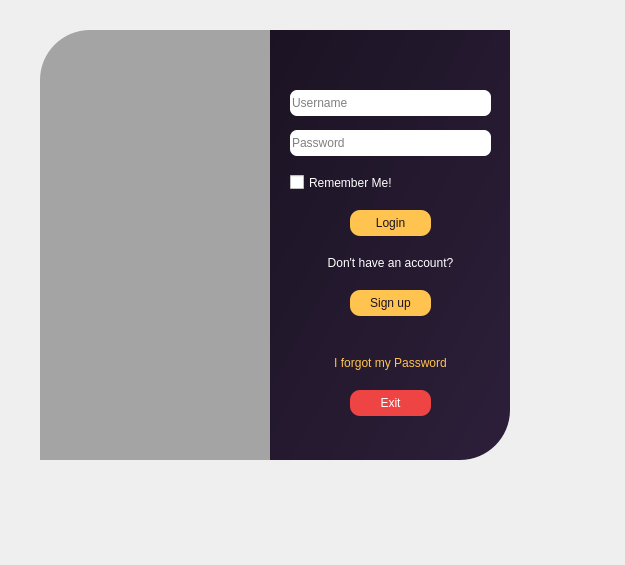
Brave-Potato9/PlaTwo, file PlaTwo/ui/forms/LoginWindow.ui: the form before one commit.
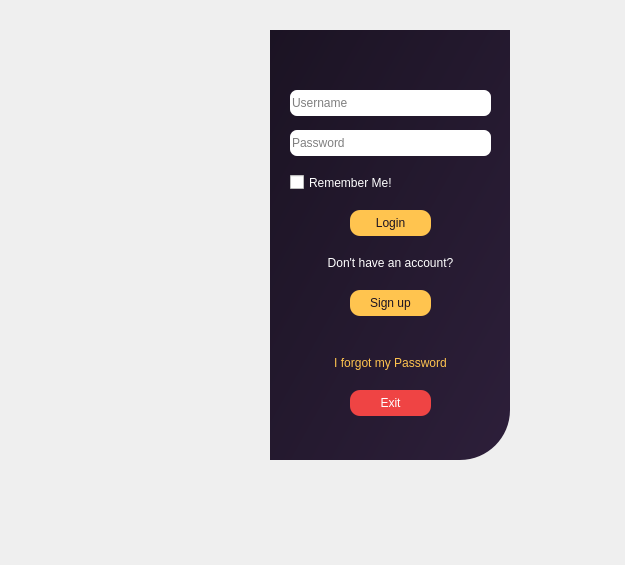
The form after the commit. Icons and pictures are not drawn.

What changed in the file:
```diff
--- a/PlaTwo/ui/forms/LoginWindow.ui
+++ b/PlaTwo/ui/forms/LoginWindow.ui
@@ -17,35 +17,16 @@
    <widget class="QLabel" name="label">
     <property name="geometry">
      <rect>
-      <x>40</x>
+      <x>15</x>
       <y>30</y>
       <width>280</width>
       <height>430</height>
      </rect>
     </property>
     <property name="styleSheet">
-     <string notr="true">background-image: url(:/images/C:/Users/HP/Downloads/Gemini_Generated_Image_i1aczei1aczei1ac.png);
-border-top-left-radius:50px</string>
-    </property>
-    <property name="text">
-     <string/>
-    </property>
-    <property name="scaledContents">
-     <bool>true</bool>
-    </property>
-   </widget>
-   <widget class="QLabel" name="label_2">
-    <property name="geometry">
-     <rect>
-      <x>40</x>
-      <y>30</y>
-      <width>280</width>
-      <height>430</height>
-     </rect>
-    </property>
-    <property name="styleSheet">
-     <string notr="true">background-color:rgba(0,0,0,80);
-border-top-left-radius:50px</string>
+     <string notr="true">border-top-left-radius:50px;
+image: url(:/app/app/banner.png);
+</string>
     </property>
     <property name="text">
      <string/>
```
Left out of the diff: 3 changed lines with no effect on the pictures.
